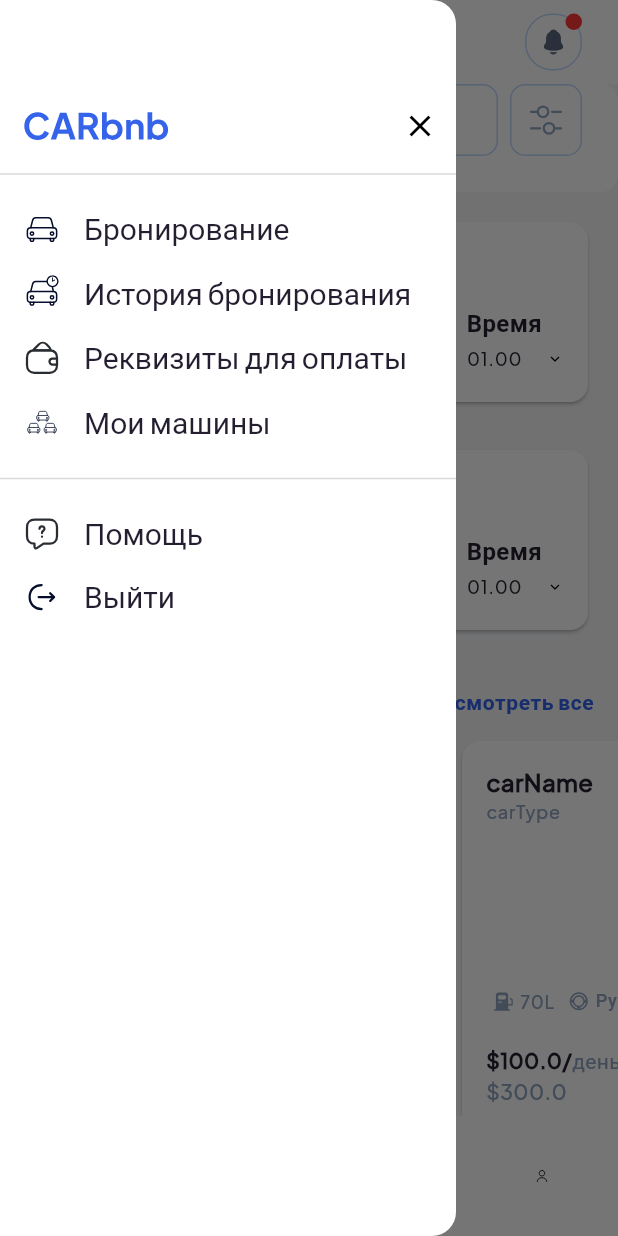
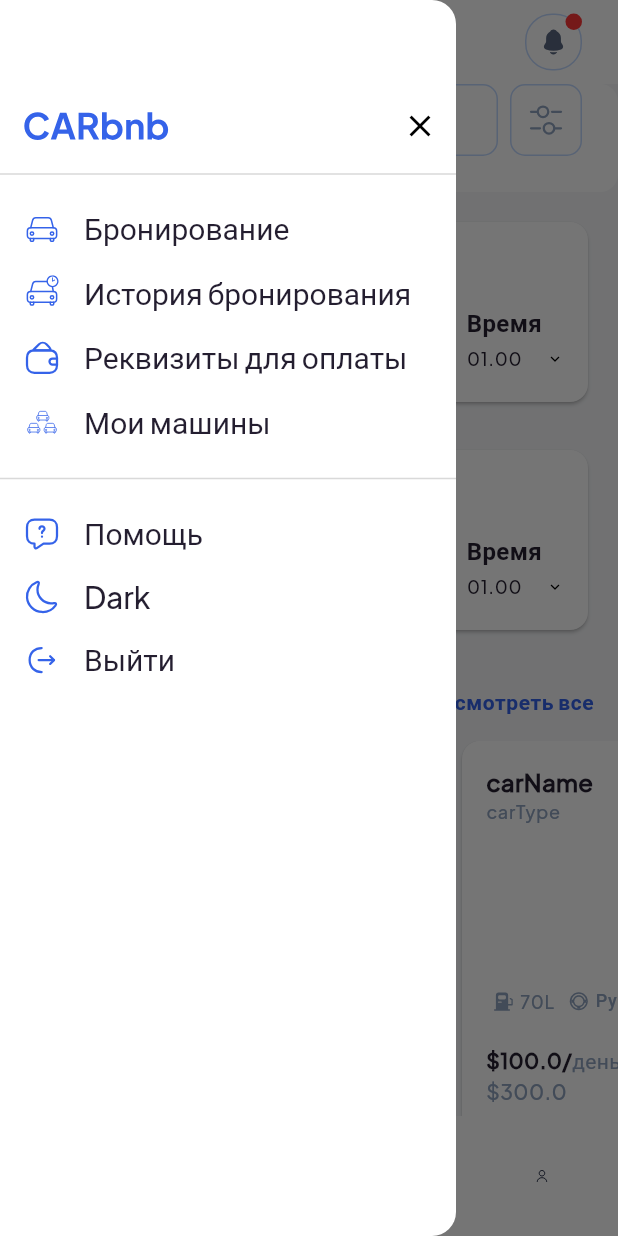
Before and after one commit to githubsobir/melos_app, a Flutter app: the screen it shows after launch, with the side drawer open, on a phone screen of 412 x 824 dp. Run offline on Flutter 3.47's test engine with Material 3 defaults, Android fonts, the phone set to English and light mode, and no system bars; drawn by our look-alikes of cached_network_image; our stand-ins replace bloc, equatable, flutter_bloc, flutter_map, flutter_svg, get_it and 2 more; network calls fail.

Commit message:
fixed theme

```diff
--- a/lib/app/app.dart
+++ b/lib/app/app.dart
@@ -20,8 +20,7 @@ class MyApp extends StatelessWidget {
             title: 'CarBNB',
             debugShowCheckedModeBanner: false,
             onGenerateRoute: onGenerateRoute,
-            // themeMode: state.themeMode,
-            themeMode: ThemeMode.system,
+            themeMode: state.themeMode,
             theme: lightThemeData
               ..textTheme.apply(bodyColor: const Color(0xFF050E2B)),
             darkTheme: darkThemeData,
--- a/lib/app/app_cubit.dart
+++ b/lib/app/app_cubit.dart
@@ -45,8 +45,7 @@ class AppCubit extends Cubit<AppState> {
     emit(
       AppState(
         languageCode: currentLanguageCode,
-        // themeMode: currentThemeMode,
-        themeMode: ThemeMode.dark,
+        themeMode: currentThemeMode,
       ),
     );
   }
--- a/lib/dependencies.dart
+++ b/lib/dependencies.dart
@@ -4,9 +4,8 @@ import 'package:dependency/dependencies.dart';
 import 'package:get_it/get_it.dart';
 
 final configurators = [
+  SharedPrefDependencyConfigurator(),
   AppStateDependencyConfigurator(),
-  SharedPrefDependencyConfigurator(),
-
   // NetBaseDependencyConfigurator(),
   // AuthDependencyConfigurator(),
   // MainDependencyConfigurator(),
--- a/packages/data/lib/utils/my_shared_pref.dart
+++ b/packages/data/lib/utils/my_shared_pref.dart
@@ -22,7 +22,7 @@ class MySharedPref {
     return prefs.clear();
   }
 
-  Future<bool> saveAccessToken(String token) async {
+  Future<bool> setAccessToken(String token) async {
     SharedPreferences prefs = await _getInstance();
     myPrint("saveAccessToken: $token");
     return prefs.setString('ACCESS_TOKEN', token);
@@ -33,18 +33,6 @@ class MySharedPref {
     String token = prefs.getString('ACCESS_TOKEN') ?? "";
     return token;
   }
-
-  // Future<bool> saveUserId(int id) async {
-  //   SharedPreferences prefs = await getInstance();
-  //   debugPrint("saveUserId: $id");
-  //   return prefs.setInt('USER_ID', id);
-  // }
-  //
-  // Future<int> getUserId() async {
-  //   SharedPreferences prefs = await getInstance();
-  //   int id = prefs.getInt('USER_ID') ?? -1;
-  //   return id;
-  // }
 
   Future<bool> setLanguageCode(String languageCode) async {
     SharedPreferences prefs = await _getInstance();
@@ -60,7 +48,7 @@ class MySharedPref {
 
   Future<bool> setThemeMode(ThemeMode mode) async {
     SharedPreferences prefs = await _getInstance();
-    myPrint("saveEmail: $mode");
+    myPrint("setThemeMode: $mode");
     return prefs.setString('THEME_MODE', mode.name);
   }
 
--- a/packages/presentation/common/lib/path_images.dart
+++ b/packages/presentation/common/lib/path_images.dart
@@ -40,6 +40,7 @@ class PathImages {
   static var booking = "packages/common/assets/main/booking.svg";
   static var bookingHistory = "packages/common/assets/main/booking_history.svg";
   static var darkMode = "packages/common/assets/main/dark_mode.svg";
+  static var lightMode = "packages/common/assets/main/light_mode.svg";
   static var help = "packages/common/assets/main/help.svg";
   static var logout = "packages/common/assets/main/logout.svg";
   static var myCars = "packages/common/assets/main/my_cars.svg";
--- a/packages/presentation/common/lib/theme.dart
+++ b/packages/presentation/common/lib/theme.dart
@@ -65,7 +65,7 @@ ThemeData _themeDataDark(ColorScheme colorScheme, Color focusColor) {
     appBarTheme: AppBarTheme(
       backgroundColor: colorScheme.background,
       elevation: 0,
-      iconTheme: IconThemeData(color: colorScheme.primary),
+      iconTheme: IconThemeData(color: Colors.white),
       centerTitle: true,
       titleTextStyle: _textTheme.titleSmall,
     ),
--- a/packages/presentation/main/lib/main/drawer_widget.dart
+++ b/packages/presentation/main/lib/main/drawer_widget.dart
@@ -1,4 +1,6 @@
 import 'package:common/path_images.dart';
+import 'package:dependency/dependencies/injector.dart';
+import 'package:domain/utils/app_state_notifier.dart';
 import 'package:flutter/material.dart';
 import 'package:flutter_svg/flutter_svg.dart';
 import 'package:intent_launcher/intent_launcher.dart';
@@ -77,6 +79,12 @@ class DrawerWidget extends StatelessWidget {
             Scaffold.of(context).closeDrawer();
           },
         ),
+        itemTheme(
+          context: context,
+          onTap: () {
+            getIt.get<AppStateNotifier>().setValue(isNightMode: (Theme.of(context).colorScheme.brightness == Brightness.light));
+          },
+        ),
         item(
           icon: PathImages.logout,
           title: "Выйти",
@@ -89,18 +97,27 @@ class DrawerWidget extends StatelessWidget {
     );
   }
 
-  Widget item(
-      {required String icon,
-      required String title,
-      required BuildContext context,
-      required VoidCallback onTap}) {
+  Widget item({
+    required String icon,
+    required String title,
+    required BuildContext context,
+    required VoidCallback onTap,
+  }) {
     return GestureDetector(
       onTap: onTap,
       child: Padding(
         padding: const EdgeInsets.only(top: 16, left: 16, right: 16),
         child: Row(
           children: [
-            SvgPicture.asset(icon),
+            SvgPicture.asset(
+              icon,
+              colorFilter: ColorFilter.mode(
+                Theme.of(context).colorScheme.brightness == Brightness.light
+                    ? Theme.of(context).colorScheme.primary
+                    : Colors.white,
+                BlendMode.srcIn,
+              ),
+            ),
             const SizedBox(
               width: 16,
             ),
@@ -113,4 +130,39 @@ class DrawerWidget extends StatelessWidget {
       ),
     );
   }
+
+  Widget itemTheme({
+    required BuildContext context,
+    required VoidCallback onTap,
+  }) {
+    return GestureDetector(
+      onTap: onTap,
+      child: Padding(
+        padding: const EdgeInsets.only(top: 16, left: 16, right: 16),
+        child: Row(
+          children: [
+            SvgPicture.asset(
+              Theme.of(context).colorScheme.brightness == Brightness.light
+                  ? PathImages.darkMode
+                  : PathImages.lightMode,
+              colorFilter: ColorFilter.mode(
+                Theme.of(context).colorScheme.brightness == Brightness.light
+                    ? Theme.of(context).colorScheme.primary
+                    : Colors.white,
+                BlendMode.srcIn,
+              ),
+            ),
+            const SizedBox(
+              width: 16,
+            ),
+            Text(
+              Theme.of(context).colorScheme.brightness == Brightness.light
+                  ?"Dark":"Light",
+              style: Theme.of(context).textTheme.headlineMedium,
+            ),
+          ],
+        ),
+      ),
+    );
+  }
 }
```
Also changed, not shown: packages/presentation/common/assets/main/light_mode.svg (added).
